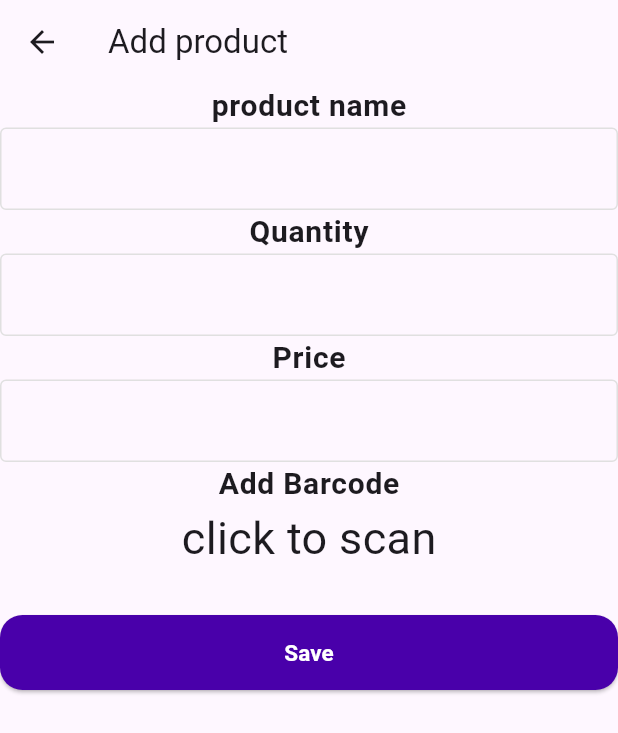
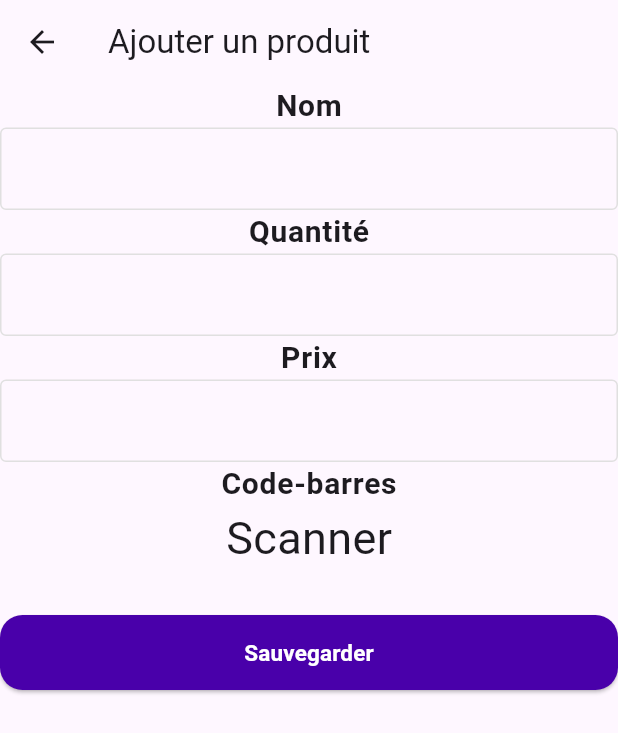
Before and after one commit to lazyteam1326/stcmng, a Flutter app: the screen it shows after launch, after a tap on the "add" icon, on a phone screen of 412 x 824 dp. Shown: the top 733 px of the screen. Run offline on Flutter 3.47's test engine with Material 3 defaults, Android fonts, the phone set to English and light mode, and no system bars; our stand-ins replace audioplayers, sqflite; missing offline and left inert: mobile_scanner; accounts and stored records are empty; Roboto replaces fonts that are missing (Poppins).

Commit message:
final version for now

```diff
--- a/lib/main.dart
+++ b/lib/main.dart
@@ -1,7 +1,4 @@
 import 'package:flutter/material.dart';
-
-import 'package:stcmng/pages/add_product.dart';
-import 'package:stcmng/pages/edit_name.dart';
 import 'package:stcmng/pages/home_page.dart';
 
 void main() {
--- a/lib/pages/add_product.dart
+++ b/lib/pages/add_product.dart
@@ -12,27 +12,25 @@ class AddProduct extends StatefulWidget {
 }
 
 class _AddProductState extends State<AddProduct> {
-  String nameValue = "", barcodeValue = "click to scan";
+  String nameValue = "", barcodeValue = "Scanner";
   int qtyValue = 0, priceValue = 0;
 
   final TextEditingController nameController = TextEditingController();
   final TextEditingController qtyController = TextEditingController();
   final TextEditingController priceController = TextEditingController();
 
-  // Color nextPhoneColor = Colors.white;
-  // Color nextTextColor = const Color.fromARGB(82, 61, 61, 61);
   Color fieldRequired = Colors.red,
       borderColor = Color.fromARGB(255, 224, 224, 224);
 
   @override
   Widget build(BuildContext context) {
     return Scaffold(
-      appBar: AppBar(title: Text('Add product')),
+      appBar: AppBar(title: Text('Ajouter un produit')),
       body: Column(
         children: [
           // add name
           Text(
-            'product name',
+            'Nom',
             style: const TextStyle(
               fontWeight: FontWeight.bold,
               fontSize: 20,
@@ -66,7 +64,7 @@ class _AddProductState extends State<AddProduct> {
 
           // add qantity
           Text(
-            'Quantity',
+            'Quantité',
             style: const TextStyle(
               fontWeight: FontWeight.bold,
               fontSize: 20,
@@ -103,7 +101,7 @@ class _AddProductState extends State<AddProduct> {
           ),
           // add price
           Text(
-            'Price',
+            'Prix',
             style: const TextStyle(
               fontWeight: FontWeight.bold,
               fontSize: 20,
@@ -141,7 +139,7 @@ class _AddProductState extends State<AddProduct> {
 
           // add barcode
           Text(
-            'Add Barcode',
+            'Code-barres',
             style: const TextStyle(
               fontWeight: FontWeight.bold,
               fontSize: 20,
@@ -166,7 +164,7 @@ class _AddProductState extends State<AddProduct> {
                 ),
               ),
               child: Text(
-                'Save',
+                'Sauvegarder',
                 style: TextStyle(
                   fontSize: 15,
                   fontFamily: 'Poppins',
@@ -192,10 +190,11 @@ class _AddProductState extends State<AddProduct> {
       bool exists = await DatabaseHelper.instance.barcodeExists(result);
       if (exists) {
         setState(() {
-          barcodeValue = "scan again";
+          barcodeValue = "Scanner à nouveau";
         });
+        // ignore: use_build_context_synchronously
         ScaffoldMessenger.of(context).showSnackBar(
-          const SnackBar(content: Text("Barcode already exists!")),
+          const SnackBar(content: Text("Le code-barres existe déjà !")),
         );
         return;
       }
@@ -208,8 +207,8 @@ class _AddProductState extends State<AddProduct> {
   void saveProduct() async {
     // Validation check
     if (nameValue.isEmpty ||
-        barcodeValue == "click to scan" ||
-        barcodeValue == "scan again" ||
+        barcodeValue == "Scanner" ||
+        barcodeValue == "Scanner à nouveau" ||
         qtyValue == 0 ||
         priceValue == 0) {
       setState(() {
@@ -218,7 +217,7 @@ class _AddProductState extends State<AddProduct> {
 
       ScaffoldMessenger.of(context).showSnackBar(
         SnackBar(
-          content: Text("All fields are required!"),
+          content: Text("Tous les champs sont obligatoires!"),
           backgroundColor: Colors.red,
         ),
       );
@@ -239,13 +238,13 @@ class _AddProductState extends State<AddProduct> {
 
     ScaffoldMessenger.of(
       context,
-    ).showSnackBar(SnackBar(content: Text("Product saved!")));
+    ).showSnackBar(SnackBar(content: Text("Produit enregistré !")));
 
     nameController.clear();
     qtyController.clear();
     priceController.clear();
     setState(() {
-      barcodeValue = "click to scan";
+      barcodeValue = "Scanner";
       nameValue = "";
       qtyValue = 0;
       priceValue = 0;
--- a/lib/pages/home_page.dart
+++ b/lib/pages/home_page.dart
@@ -1,6 +1,7 @@
 import 'package:flutter/material.dart';
 import 'package:stcmng/pages/DBhandling/DataBaseHelper.dart';
 import 'package:stcmng/pages/DBhandling/produck_model.dart';
+import 'package:stcmng/pages/Wigdets/ScannerScreen.dart';
 import 'package:stcmng/pages/add_product.dart';
 
 class MyHomePage extends StatefulWidget {
@@ -11,6 +12,13 @@ class MyHomePage extends StatefulWidget {
 }
 
 class _MyHomePageState extends State<MyHomePage> {
+  final TextEditingController _searchController = TextEditingController();
+  final FocusNode _searchFocusNode = FocusNode();
+  bool _isSearchFocused = false;
+
+  String _searchQuery = "";
+  List<Product> _allProducts = []; // original full list
+
   List<Product> _products = [];
   final Set<int> _selectedProductIds = {};
   bool _isSelectionMode = false;
@@ -19,6 +27,18 @@ class _MyHomePageState extends State<MyHomePage> {
   void initState() {
     super.initState();
     _loadProducts();
+    _searchFocusNode.addListener(() {
+      setState(() {
+        _isSearchFocused = _searchFocusNode.hasFocus;
+      });
+    });
+  }
+
+  @override
+  void dispose() {
+    _searchController.dispose();
+    _searchFocusNode.dispose();
+    super.dispose();
   }
 
   @override
@@ -27,7 +47,7 @@ class _MyHomePageState extends State<MyHomePage> {
       appBar: AppBar(
         title:
             _isSelectionMode
-                ? Text("${_selectedProductIds.length} selected")
+                ? Text("${_selectedProductIds.length}")
                 : Text("Stock"),
         leading:
             _isSelectionMode
@@ -57,14 +77,68 @@ class _MyHomePageState extends State<MyHomePage> {
         child: Icon(Icons.add),
       ),
       floatingActionButtonLocation: FloatingActionButtonLocation.endFloat,
-      body:
+      body: GestureDetector(
+        onTap: () {
+          if (_isSelectionMode) {
+            _cancelSelection();
+          }
+          FocusScope.of(context).unfocus(); // hide keyboard
+        },
+        behavior: HitTestBehavior.translucent,
+        child: Column(
+          children: [
+            Padding(
+              padding: const EdgeInsets.all(8.0),
+              child: TextField(
+                controller: _searchController,
+                focusNode: _searchFocusNode,
+                decoration: InputDecoration(
+                  hintText: "Recherche",
+                  prefixIcon: IconButton(
+                    icon: Icon(Icons.qr_code_scanner),
+                    onPressed: () async {
+                      _searchController.clear();
+                      await scanDef(); // reload all
+                    },
+                  ),
+                  suffixIcon:
+                      _isSearchFocused && _searchController.text.isNotEmpty
+                          ? IconButton(
+                            icon: Icon(Icons.close),
+                            onPressed: () async {
+                              _searchController.clear();
+                              _unfocusAfterRebuild(); // hide keyboard
+                              setState(() {
+                                _searchQuery = '';
+                              });
+                              await _loadProducts(); // reload all
+                            },
+                          )
+                          : null,
+
+                  border: OutlineInputBorder(
+                    borderRadius: BorderRadius.circular(10),
+                  ),
+                ),
+                onChanged: (value) {
+                  setState(() {
+                    _searchQuery = value;
+                    _products = _filterProducts(_searchQuery);
+                  });
+                },
+              ),
+            ),
+            Expanded(
+              child:
                   _products.isEmpty
-              ? Center(child: Text("No products yet"))
+                      ? Center(child: Text("Aucun produit trouvé"))
                       : ListView.builder(
                         itemCount: _products.length,
                         itemBuilder: (context, index) {
                           final product = _products[index];
-                  final isSelected = _selectedProductIds.contains(product.id);
+                          final isSelected = _selectedProductIds.contains(
+                            product.id,
+                          );
 
                           return ListTile(
                             tileColor:
@@ -73,13 +147,15 @@ class _MyHomePageState extends State<MyHomePage> {
                                     : Colors.transparent,
                             title: Text(product.name),
                             subtitle: Text(
-                      "Qty: ${product.qty} | Price: ${product.price}",
+                              "Qty: ${product.qty} | Prix: ${product.price}",
                             ),
                             trailing: Text("Barcode: ${product.barcode}"),
                             onLongPress: () {
+                              FocusScope.of(context).unfocus();
                               _toggleSelection(product.id!);
                             },
                             onTap: () {
+                              FocusScope.of(context).unfocus();
                               if (_isSelectionMode) {
                                 _toggleSelection(product.id!);
                               }
@@ -87,16 +163,50 @@ class _MyHomePageState extends State<MyHomePage> {
                           );
                         },
                       ),
+            ),
+          ],
+        ),
+      ),
     );
   }
 
   Future<void> _loadProducts() async {
     final products = await DatabaseHelper.instance.getAllProducts();
     setState(() {
-      _products = products;
+      _allProducts = products;
+      _products = _filterProducts(_searchQuery);
       _selectedProductIds.clear();
       _isSelectionMode = false;
     });
+    _unfocusAfterRebuild();
+  }
+
+  List<Product> _filterProducts(String query) {
+    return _allProducts
+        .where(
+          (product) =>
+              product.name.toLowerCase().startsWith(query.toLowerCase()),
+        )
+        .toList();
+  }
+
+  Future<void> _loadProductsByBarcode(String barcodevalue) async {
+    final products = await DatabaseHelper.instance.getAllProducts();
+    setState(() {
+      _allProducts = products;
+      _products = _filterProductsByBarcode(barcodevalue);
+      _selectedProductIds.clear();
+      _isSelectionMode = false;
+    });
+  }
+
+  List<Product> _filterProductsByBarcode(String query) {
+    return _allProducts
+        .where(
+          (product) =>
+              product.barcode.toLowerCase().startsWith(query.toLowerCase()),
+        )
+        .toList();
   }
 
   void _toggleSelection(int id) {
@@ -117,19 +227,19 @@ class _MyHomePageState extends State<MyHomePage> {
       context: context,
       builder:
           (context) => AlertDialog(
-            title: const Text('Confirm Deletion'),
+            title: const Text('Confirmer'),
             content: Text(
-              'Are you sure you want to delete ${_selectedProductIds.length} selected item(s)?',
+              '${_selectedProductIds.length} éléments seront supprimés',
             ),
             actions: [
               TextButton(
                 onPressed: () => Navigator.of(context).pop(false),
-                child: const Text('Cancel'),
+                child: const Text('Annuler'),
               ),
               ElevatedButton(
                 onPressed: () => Navigator.of(context).pop(true),
                 style: ElevatedButton.styleFrom(backgroundColor: Colors.red),
-                child: const Text('Delete'),
+                child: const Text('Supprimer'),
               ),
             ],
           ),
@@ -152,4 +262,22 @@ class _MyHomePageState extends State<MyHomePage> {
       _selectedProductIds.clear();
     });
   }
+
+  Future<void> scanDef() async {
+    final result = await Navigator.push(
+      context,
+      MaterialPageRoute(builder: (_) => const ScannerScreen()),
+    );
+
+    if (result != null && mounted) {
+      await _loadProductsByBarcode(result);
+      _unfocusAfterRebuild();
     }
+  }
+
+  void _unfocusAfterRebuild() {
+    WidgetsBinding.instance.addPostFrameCallback((_) {
+      FocusScope.of(context).unfocus();
+    });
+  }
+}
--- a/pubspec.yaml
+++ b/pubspec.yaml
@@ -37,6 +37,7 @@ dependencies:
   mobile_scanner: ^6.0.7
   audioplayers: ^5.2.1
   sqflite: ^2.3.0
+  flutter_launcher_icons: ^0.14.4
 
 dev_dependencies:
   flutter_test:
```
Also changed, not shown: flutter_launcher_icons.yaml (added, +34 -0 lines), assets/icons/app_icon.png (added), pubspec.lock, 6 other files. Lines whose indentation alone changed are shown as unchanged.
